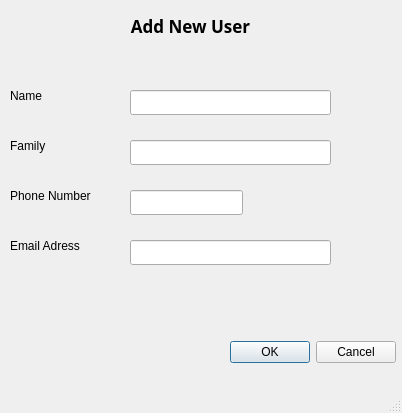
nedaraad/my-pylearn, file phonebook/src/frontend/ui/addForm.ui: the form before one commit.
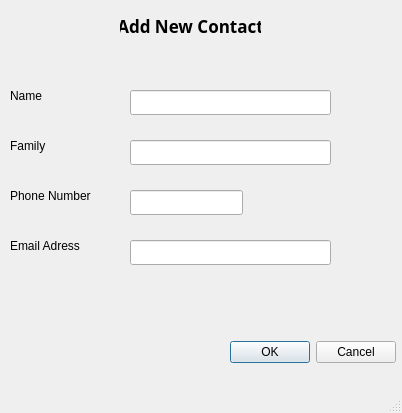
The form after the commit.

Commit message: Rename Line Edit

```diff
--- a/phonebook/src/frontend/ui/addForm.ui
+++ b/phonebook/src/frontend/ui/addForm.ui
@@ -32,7 +32,7 @@
      </font>
     </property>
     <property name="text">
-     <string>Add New User</string>
+     <string>Add New Contact</string>
     </property>
     <property name="alignment">
      <set>Qt::AlignCenter</set>
```
Left out of the diff: 16 changed lines with no effect on the pictures.
